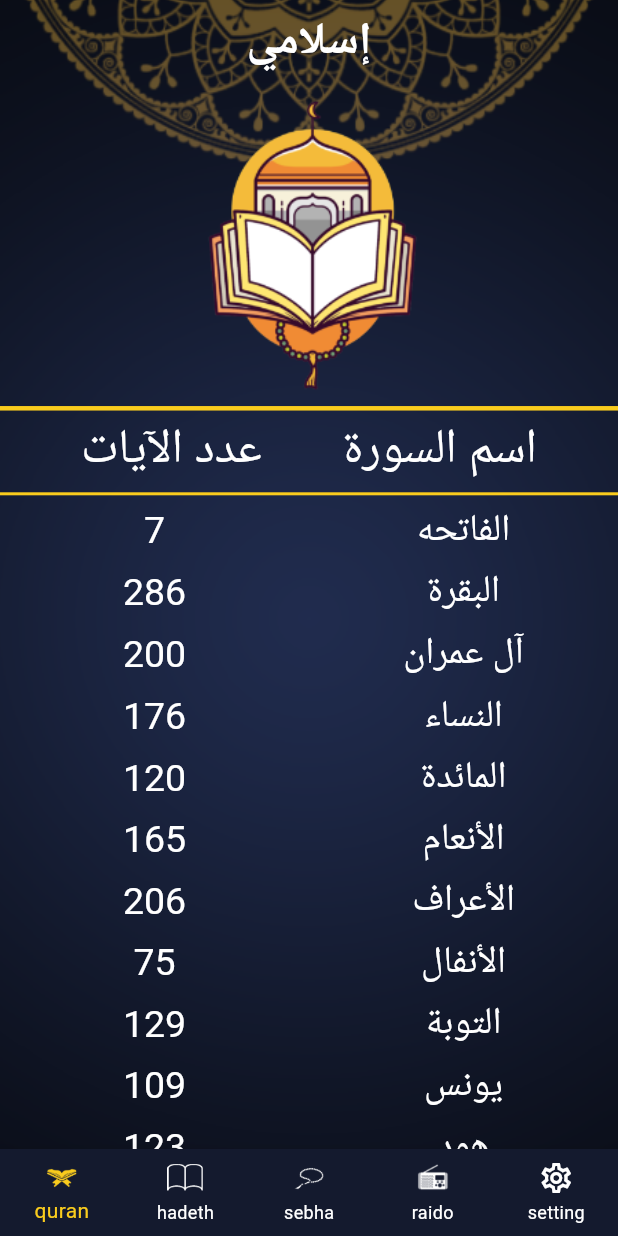
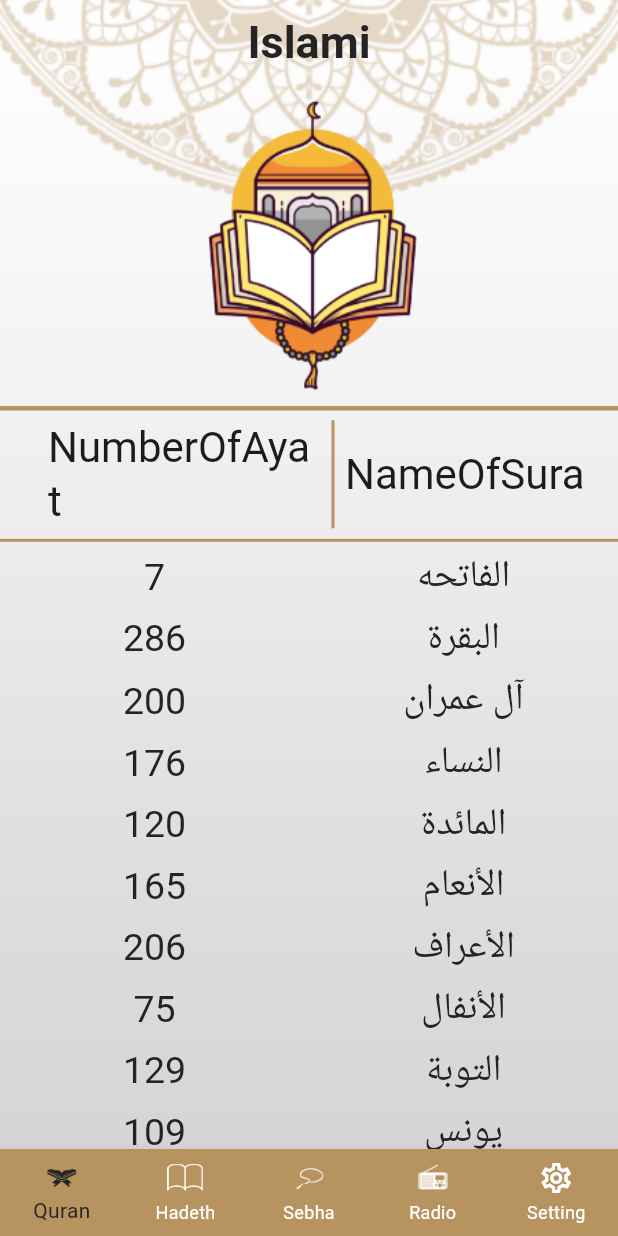
Before and after one commit to michael-3mad87/islami_app, a Flutter app: the screen it shows after launch, on a phone screen of 412 x 824 dp. Run offline on Flutter 3.47's test engine with Material 3 defaults, Android fonts, the phone set to English and light mode, and no system bars; generated files the repository leaves out were written again.

Commit message:
implement localization and setting tap logic

```diff
--- /dev/null
+++ b/l10n.yaml
@@ -0,0 +1,3 @@
+arb-dir: lib/l10n
+template-arb-file: app_en.arb
+output-localization-file: app_localizations.dart
--- a/lib/app_them.dart
+++ b/lib/app_them.dart
@@ -75,6 +75,10 @@ class AppThem {
         fontSize: 32 ,
         fontWeight: FontWeight.w400 ,
         color: white,
+      ) ,
+      headlineMedium: TextStyle(
+         fontWeight: FontWeight.w400 ,
+        color: white,
       )
     ),
     switchTheme: SwitchThemeData(
--- a/lib/home_screen.dart
+++ b/lib/home_screen.dart
@@ -6,6 +6,7 @@ import 'package:islami_app/taps/sebha/sebha_tab.dart';
 import 'package:islami_app/taps/setting/settingProvider.dart';
 import 'package:islami_app/taps/setting/setting_tab.dart';
 import 'package:provider/provider.dart';
+import 'package:flutter_gen/gen_l10n/app_localizations.dart';
 
 class HomeScreen extends StatefulWidget {
   static const String routeName = "/homeScreen";
@@ -36,7 +37,7 @@ class _HomeScreenState extends State<HomeScreen> {
       ),
       child: Scaffold(
         appBar: AppBar(
-          title: Text('إسلامي'),
+          title: Text(AppLocalizations.of(context)!.islami),
         ),
         body: tabs[currentIndex],
         bottomNavigationBar: BottomNavigationBar(
@@ -50,24 +51,24 @@ class _HomeScreenState extends State<HomeScreen> {
                   icon: ImageIcon(
                     AssetImage("assets/images/icon_quran.png"),
                   ),
-                  label: "quran"),
+                  label: AppLocalizations.of(context)!.quran),
               BottomNavigationBarItem(
                   icon: ImageIcon(
                     AssetImage("assets/images/icon_hadeth.png"),
                   ),
-                  label: "hadeth"),
+                  label: AppLocalizations.of(context)!.hadeth),
               BottomNavigationBarItem(
                   icon: ImageIcon(
                     AssetImage("assets/images/icon_sebha.png"),
                   ),
-                  label: "sebha"),
+                  label:  AppLocalizations.of(context)!.sebha),
               BottomNavigationBarItem(
                   icon: ImageIcon(
                     AssetImage("assets/images/icon_radio.png"),
                   ),
-                  label: "raido"),
+                  label:  AppLocalizations.of(context)!.radio),
               BottomNavigationBarItem(
-                  icon: Icon(Icons.settings_outlined), label: "setting"),
+                  icon: Icon(Icons.settings_outlined), label: AppLocalizations.of(context)!.setting),
             ]),
       ),
     );
--- /dev/null
+++ b/lib/l10n/app_ar.arb
@@ -0,0 +1,14 @@
+{
+  "islami" : "إسلامي",
+  "quran": "القرآن" ,
+  "hadeth":"الحديث" ,
+  "sebha":"السبحه",
+  "radio":"الراديو" ,
+  "setting":"الإعدادات",
+  "language": "اللغه",
+  "darkmode":"الوضع الليلي",
+  "nameOfSura":"اسم السوره",
+  "numberOfAyat":"عدد الايات",
+  "ahadeths":"الأحاديث",
+  "numberofpraises":"عدد التسبيحات"
+}
--- /dev/null
+++ b/lib/l10n/app_en.arb
@@ -0,0 +1,14 @@
+{
+  "islami" : "Islami" ,
+  "quran": "Quran" ,
+  "hadeth":"Hadeth" ,
+  "sebha":"Sebha",
+  "radio":"Radio" ,
+  "setting":"Setting",
+  "language": "Language",
+  "darkmode":"Dark Mode",
+  "nameOfSura":"NameOfSura",
+  "numberOfAyat":"NumberOfAyat",
+  "ahadeths":"Ahadeth",
+  "numberofpraises":"Number of praises"
+}
--- a/lib/main.dart
+++ b/lib/main.dart
@@ -1,4 +1,3 @@
-
 import 'package:flutter/material.dart';
 import 'package:islami_app/app_them.dart';
 import 'package:islami_app/home_screen.dart';
@@ -10,6 +9,8 @@ import 'package:islami_app/taps/sebha/sebha_tab.dart';
 import 'package:islami_app/taps/setting/settingProvider.dart';
 import 'package:islami_app/taps/setting/setting_tab.dart';
 import 'package:provider/provider.dart';
+import 'package:flutter_localizations/flutter_localizations.dart';
+import 'package:flutter_gen/gen_l10n/app_localizations.dart';
 
 void main() {
   runApp(
@@ -21,7 +22,8 @@ class MyApp extends StatelessWidget {
 
   @override
   Widget build(BuildContext context) {
-   SettingProvider settingProvider = Provider.of<SettingProvider>(context);
+    SettingProvider settingProvider = Provider.of<SettingProvider>(context);
+
     return MaterialApp(
       debugShowCheckedModeBanner: false,
       routes: {
@@ -37,6 +39,9 @@ class MyApp extends StatelessWidget {
       theme: AppThem.lightThem,
       darkTheme: AppThem.darkThem,
       themeMode: settingProvider.themMode,
+      localizationsDelegates: AppLocalizations.localizationsDelegates,
+      supportedLocales: AppLocalizations.supportedLocales,
+     locale:Locale(settingProvider.language) ,
     );
   }
 }
--- a/lib/taps/hadeth/hadeth_tab.dart
+++ b/lib/taps/hadeth/hadeth_tab.dart
@@ -5,6 +5,7 @@ import 'package:islami_app/taps/hadeth/hadeth.dart';
 import 'package:islami_app/taps/hadeth/hadeth_details.dart';
 import 'package:islami_app/taps/setting/settingProvider.dart';
 import 'package:provider/provider.dart';
+import 'package:flutter_gen/gen_l10n/app_localizations.dart';
 
 class HadethTabs extends StatefulWidget {
   static const String routeName = "/hadethTab";
@@ -40,7 +41,7 @@ class _HadethTabsState extends State<HadethTabs> {
                   mainAxisAlignment: MainAxisAlignment.spaceEvenly,
                   children: [
                     Text(
-                      ' الأحاديث',
+                      AppLocalizations.of(context)!.ahadeths,
                        style: Theme.of(context).textTheme.headlineLarge
                     ),
                   ],
--- a/lib/taps/quran/quran_tab.dart
+++ b/lib/taps/quran/quran_tab.dart
@@ -5,6 +5,7 @@ import 'package:islami_app/app_them.dart';
 import 'package:islami_app/taps/quran/sura_details_screen.dart';
 import 'package:islami_app/taps/setting/settingProvider.dart';
 import 'package:provider/provider.dart';
+import 'package:flutter_gen/gen_l10n/app_localizations.dart';
 
 class QuranTabs extends StatelessWidget {
   static const String routeName = "/QuranTab";
@@ -259,19 +260,30 @@ class QuranTabs extends StatelessWidget {
             flex: 7,
             child: Column(
               children: [
-                Row(
-                  mainAxisAlignment: MainAxisAlignment.spaceEvenly,
-                  children: [
-                    Text(
-                      'عدد الآيات',
-                       style: Theme.of(context).textTheme.headlineLarge
+                Padding(
+                  padding: const EdgeInsetsDirectional.only(start: 32),
+                  child: IntrinsicHeight(
+                    child: Row(
+                      children: [
+                        Expanded(
+                          child: Text(
+                            AppLocalizations.of(context)!.numberOfAyat,
+                             style: Theme.of(context).textTheme.headlineMedium
+                          ),
+                        ),
+                        VerticalDivider(
+                        color: AppThem.lightPrimary,
+                         thickness: 2,
+                              ),
+                        Expanded(
+                          child: Text(
+                            AppLocalizations.of(context)!.nameOfSura,
+                            style: Theme.of(context).textTheme.headlineMedium
+                          ),
+                        ),
+                      ],
                     ),
-
-                    Text(
-                      'اسم السورة',
-                      style: Theme.of(context).textTheme.headlineLarge
-                    ),
-                  ],
+                  ),
                 ),
                 Divider(
                   thickness: 2,
--- a/lib/taps/sebha/sebha_tab.dart
+++ b/lib/taps/sebha/sebha_tab.dart
@@ -6,6 +6,7 @@ import 'dart:math';
 import 'package:islami_app/app_them.dart';
 import 'package:islami_app/taps/setting/settingProvider.dart';
 import 'package:provider/provider.dart';
+import 'package:flutter_gen/gen_l10n/app_localizations.dart';
 
 class SebhaTabs extends StatefulWidget {
   static const String routeName = "/SebhaTab";
@@ -105,7 +106,7 @@ class _SebhaTabsState extends State<SebhaTabs>
                     height: 35,
                   ),
                   Text(
-                    'عدد التسبيحات',
+                    AppLocalizations.of(context)!.numberofpraises,
                     style: Theme.of(context).textTheme.headlineSmall
                   ),
                 ],
--- a/lib/taps/setting/settingProvider.dart
+++ b/lib/taps/setting/settingProvider.dart
@@ -2,15 +2,15 @@ import 'package:flutter/cupertino.dart';
 import 'package:flutter/material.dart';
 
 class SettingProvider extends ChangeNotifier {
-  ThemeMode themMode = ThemeMode.dark;
+  ThemeMode themMode = ThemeMode.light;
   String language = 'en';
   void changeTheme(ThemeMode selectedTheme) {
     themMode = selectedTheme;
     notifyListeners();
   }
 
-  void changeLanguage(String lang) {
-    language = lang;
+  void changeLanguage(String selectedLanguage) {
+    language = selectedLanguage;
     notifyListeners();
   }
 }
--- a/lib/taps/setting/setting_tab.dart
+++ b/lib/taps/setting/setting_tab.dart
@@ -2,6 +2,7 @@ import 'package:flutter/material.dart';
 import 'package:islami_app/app_them.dart';
 import 'package:islami_app/taps/setting/settingProvider.dart';
 import 'package:provider/provider.dart';
+import 'package:flutter_gen/gen_l10n/app_localizations.dart';
 
 class SettingTabs extends StatelessWidget {
   static const String routeName = "/SettingTab";
@@ -22,7 +23,7 @@ class SettingTabs extends StatelessWidget {
               mainAxisAlignment: MainAxisAlignment.spaceBetween,
               children: [
                 Text(
-                  "Dark Mode",
+                  AppLocalizations.of(context)!.darkmode,
                   style: Theme.of(context).textTheme.headlineLarge,
                 ),
                 Switch(
@@ -41,7 +42,7 @@ class SettingTabs extends StatelessWidget {
               mainAxisAlignment: MainAxisAlignment.spaceBetween,
               children: [
                 Text(
-                  "Language",
+                  AppLocalizations.of(context)!.language,
                   style: Theme.of(context).textTheme.headlineLarge,
                 ),
                 DropdownButtonHideUnderline(
--- a/pubspec.yaml
+++ b/pubspec.yaml
@@ -37,6 +37,9 @@ dependencies:
   cupertino_icons: ^1.0.6
   flutter_native_splash: ^2.4.0
   provider: ^6.1.2
+  intl: ^0.18.0
+  flutter_localizations:
+    sdk: flutter
 
 dev_dependencies:
   flutter_test:
@@ -54,7 +57,7 @@ dev_dependencies:
 
 # The following section is specific to Flutter packages.
 flutter:
-
+  generate: true
   # The following line ensures that the Material Icons font is
   # included with your application, so that you can use the icons in
   # the material Icons class.
```
Also changed, not shown: pubspec.lock.
